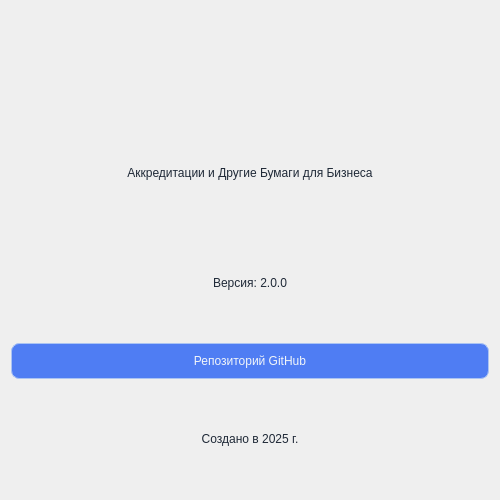
Before: the Qt Designer form UncompiledUI/About.ui in CyberBro9/aobp, drawn with Qt 5.
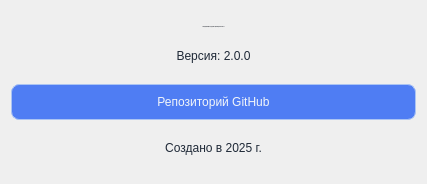
After: the same form once the commit is applied. Icons and pictures are not drawn.

What changed in the file:
```diff
--- a/UncompiledUI/About.ui
+++ b/UncompiledUI/About.ui
@@ -6,8 +6,8 @@
    <rect>
     <x>0</x>
     <y>0</y>
-    <width>500</width>
-    <height>500</height>
+    <width>427</width>
+    <height>184</height>
    </rect>
   </property>
   <property name="acceptDrops">
@@ -44,27 +44,22 @@
         }</string>
   </property>
   <layout class="QVBoxLayout" name="verticalLayout">
-   <property name="spacing">
-    <number>9</number>
-   </property>
-   <item>
-    <widget class="QLabel" name="label">
-     <property name="styleSheet">
-      <string notr="true">image: url(:/Assets/aobp.ico)</string>
-     </property>
-     <property name="text">
-      <string/>
-     </property>
-     <property name="scaledContents">
-      <bool>false</bool>
-     </property>
-     <property name="alignment">
-      <set>Qt::AlignmentFlag::AlignHCenter|Qt::AlignmentFlag::AlignTop</set>
-     </property>
-    </widget>
-   </item>
    <item>
     <widget class="QLabel" name="label_2">
+     <property name="sizePolicy">
+      <sizepolicy hsizetype="Preferred" vsizetype="Maximum">
+       <horstretch>0</horstretch>
+       <verstretch>0</verstretch>
+      </sizepolicy>
+     </property>
+     <property name="font">
+      <font>
+       <family>Inter</family>
+       <pointsize>-1</pointsize>
+       <italic>false</italic>
+       <bold>false</bold>
+      </font>
+     </property>
      <property name="text">
       <string>Аккредитации и Другие Бумаги для Бизнеса</string>
      </property>
@@ -78,6 +73,12 @@
    </item>
    <item>
     <widget class="QLabel" name="label_4">
+     <property name="sizePolicy">
+      <sizepolicy hsizetype="Preferred" vsizetype="Maximum">
+       <horstretch>0</horstretch>
+       <verstretch>0</verstretch>
+      </sizepolicy>
+     </property>
      <property name="text">
       <string>Версия: 2.0.0</string>
      </property>
@@ -87,21 +88,20 @@
     </widget>
    </item>
    <item>
-    <layout class="QGridLayout" name="gridLayout">
-     <property name="horizontalSpacing">
-      <number>6</number>
+    <widget class="QPushButton" name="pushButton">
+     <property name="text">
+      <string>Репозиторий GitHub</string>
      </property>
-     <item row="0" column="0">
-      <widget class="QPushButton" name="pushButton">
-       <property name="text">
-        <string>Репозиторий GitHub</string>
-       </property>
-      </widget>
-     </item>
-    </layout>
+    </widget>
    </item>
    <item>
     <widget class="QLabel" name="label_3">
+     <property name="sizePolicy">
+      <sizepolicy hsizetype="Preferred" vsizetype="Maximum">
+       <horstretch>0</horstretch>
+       <verstretch>0</verstretch>
+      </sizepolicy>
+     </property>
      <property name="text">
       <string>Создано в 2025 г.</string>
      </property>
```
